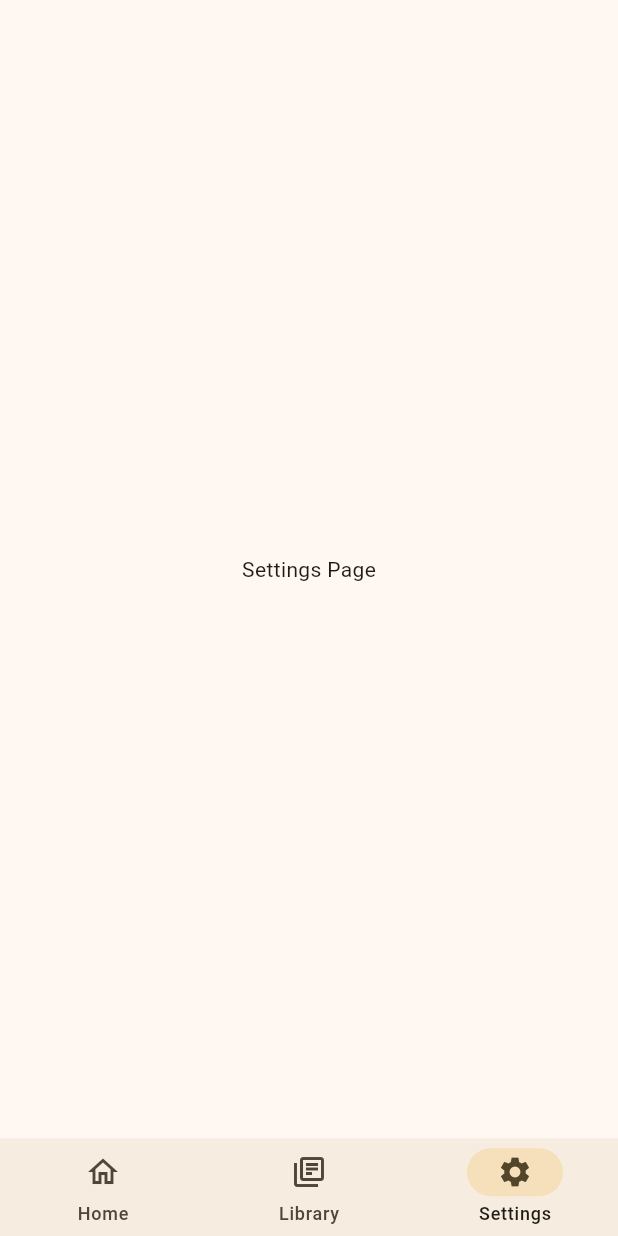
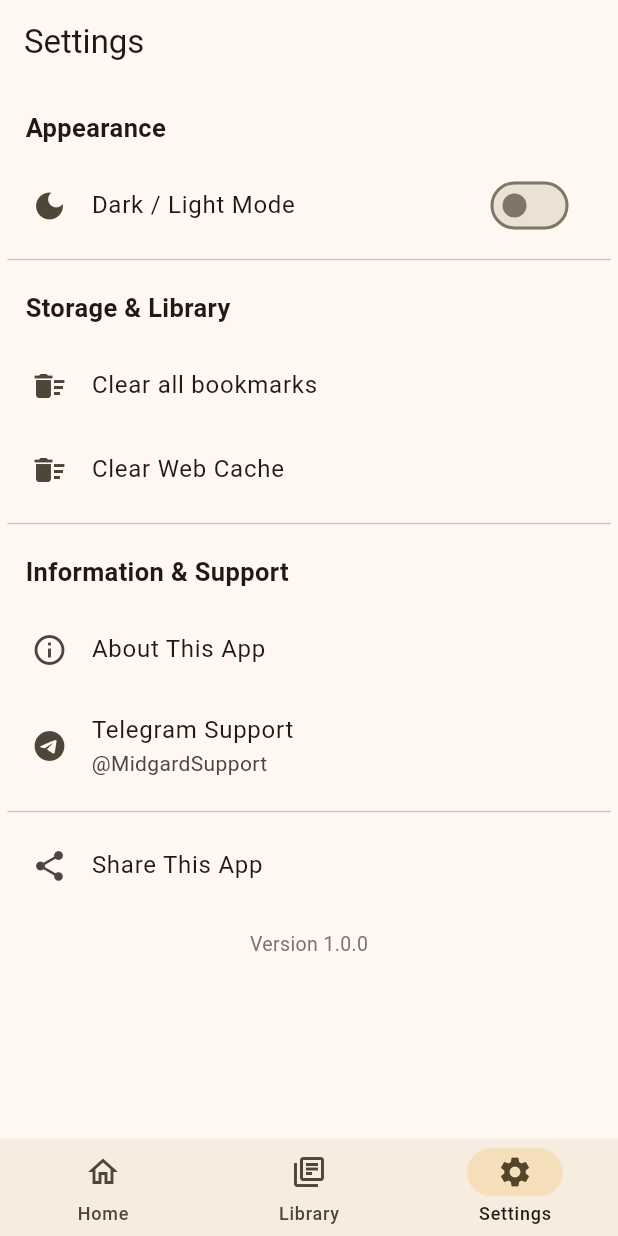
Before and after one commit to god-wendigo/midgard-webviewapp, a Flutter app: the screen it shows after launch, item 3 of the bottom bar chosen, on a phone screen of 412 x 824 dp. Run offline on Flutter 3.47's test engine with Material 3 defaults, Android fonts, the phone set to English and light mode, and no system bars; our stand-ins replace package_info_plus, share_plus, shared_preferences, webview_flutter.

Commit message:
screenshot and setting page

```diff
--- a/lib/ui/screens/settings_screen.dart
+++ b/lib/ui/screens/settings_screen.dart
@@ -1,10 +1,169 @@
 import 'package:flutter/material.dart';
+import 'package:share_plus/share_plus.dart';
+import 'package:url_launcher/url_launcher.dart';
+import 'package:package_info_plus/package_info_plus.dart';
+import '../../service/bookmark_service.dart';
+import 'about_screen.dart';
+import '../widgets/bottom_nav_bar.dart';
 
-class SettingsScreen extends StatelessWidget {
+class SettingsScreen extends StatefulWidget {
   const SettingsScreen({super.key});
 
   @override
+  State<SettingsScreen> createState() => _SettingsScreenState();
+}
+
+class _SettingsScreenState extends State<SettingsScreen> {
+  bool darkMode = false;
+  String version = "—";
+
+  @override
+  void initState() {
+    super.initState();
+    loadAppInfo();
+  }
+
+  Future<void> loadAppInfo() async {
+    PackageInfo info = await PackageInfo.fromPlatform();
+    setState(() => version = info.version);
+  }
+
+  //🌗 Animated Theme Switch — uses Overlay fade
+  void toggleTheme() async {
+    OverlayEntry overlay = OverlayEntry(
+      builder: (_) => AnimatedOpacity(
+        opacity: 0.9,
+        duration: const Duration(milliseconds: 500),
+        child: Container(color: Colors.black),
+      ),
+    );
+
+    Overlay.of(context).insert(overlay);
+
+    await Future.delayed(const Duration(milliseconds: 350));
+    setState(() => darkMode = !darkMode);
+
+    await Future.delayed(const Duration(milliseconds: 300));
+    overlay.remove();
+  }
+
+  void contactTelegram() => launchUrl(Uri.parse("https://t.me/MidgardSupport"),
+      mode: LaunchMode.externalApplication);
+
+  void contactEmail() => launchUrl(
+      Uri.parse("mailto:support@midgard.com?subject=Support Request"));
+
+  void clearBookmarks() async {
+    await BookmarkService.clearAll();
+    ScaffoldMessenger.of(context).showSnackBar(
+      const SnackBar(content: Text("All bookmarks removed")),
+    );
+  }
+
+  Future<void> clearCache() async {
+    // later: use WebViewController.clearCache();
+    ScaffoldMessenger.of(context).showSnackBar(
+      const SnackBar(content: Text("Cache wiped")),
+    );
+  }
+
+  void shareApp() =>
+      Share.share("Download Midgard App — https://midgardtranslation.org");
+
+  @override
   Widget build(BuildContext context) {
-    return const Center(child: Text("Settings Page"));
+    return Scaffold(
+      appBar: AppBar(title: const Text("Settings")),
+      body: ListView(
+        padding: const EdgeInsets.all(5),
+        children: [
+          //================ APPEARANCE ================
+          const Padding(
+            padding: EdgeInsets.all(12),
+            child: Text("Appearance",
+                style: TextStyle(fontSize: 17, fontWeight: FontWeight.bold)),
+          ),
+
+          ListTile(
+            leading: const Icon(Icons.dark_mode),
+            title: const Text("Dark / Light Mode"),
+            trailing: Switch(value: darkMode, onChanged: (_) => toggleTheme()),
+          ),
+
+          const Divider(),
+
+          //================ BOOKMARK + STORAGE =================
+          const Padding(
+            padding: EdgeInsets.all(12),
+            child: Text("Storage & Library",
+                style: TextStyle(fontSize: 17, fontWeight: FontWeight.bold)),
+          ),
+
+          ListTile(
+            leading: const Icon(Icons.delete_sweep),
+            title: const Text("Clear all bookmarks"),
+            onTap: clearBookmarks,
+          ),
+
+          ListTile(
+            leading: const Icon(Icons.delete_sweep),
+            title: const Text("Clear Web Cache"),
+            onTap: () async {
+              final web = MidgardBottomNav.webViewKey.currentState;
+
+              if (web == null) {
+                ScaffoldMessenger.of(context).showSnackBar(
+                    const SnackBar(content: Text("WebView not active yet!")));
+                return;
+              }
+
+              await web.clearCache();
+              ScaffoldMessenger.of(context).showSnackBar(const SnackBar(
+                  content: Text("Web cache cleared successfully!")));
+            },
+          ),
+
+          const Divider(),
+
+          //================ INFO =================
+          const Padding(
+            padding: EdgeInsets.all(12),
+            child: Text("Information & Support",
+                style: TextStyle(fontSize: 17, fontWeight: FontWeight.bold)),
+          ),
+
+          ListTile(
+            leading: const Icon(Icons.info_outline),
+            title: const Text("About This App"),
+            onTap: () => Navigator.push(context,
+                MaterialPageRoute(builder: (_) => const AboutScreen())),
+          ),
+
+          ListTile(
+            leading: const Icon(Icons.telegram),
+            title: const Text("Telegram Support"),
+            subtitle: const Text("@MidgardSupport"),
+            onTap: contactTelegram,
+          ),
+
+          const Divider(),
+
+          //================ SHARE ================
+          ListTile(
+            leading: const Icon(Icons.share),
+            title: const Text("Share This App"),
+            onTap: shareApp,
+          ),
+
+          Padding(
+            padding: const EdgeInsets.all(15),
+            child: Center(
+              child: Text("Version $version",
+                  style: TextStyle(fontSize: 13, color: Colors.grey[600])),
+            ),
+          )
+        ],
+      ),
+    );
   }
 }
--- a/lib/ui/screens/webview_screen.dart
+++ b/lib/ui/screens/webview_screen.dart
@@ -26,7 +26,7 @@ class WebViewScreenState extends State<WebViewScreen> {
     controller = WebViewController()
       ..setJavaScriptMode(JavaScriptMode.unrestricted)
       ..setBackgroundColor(Colors.transparent)
-      ..setUserAgent('MyCustomUserAgent/1.0') // <-- Your custom User-Agent
+      ..setUserAgent('Midgard/1.0') // <-- Your custom User-Agent
       ..setNavigationDelegate(
         NavigationDelegate(
           onPageStarted: (url) {
@@ -102,6 +102,10 @@ class WebViewScreenState extends State<WebViewScreen> {
     }
   }
 
+  Future<void> clearCache() async {
+    await controller.clearCache();
+  }
+
   @override
   Widget build(BuildContext context) {
     return Scaffold(
--- a/pubspec.yaml
+++ b/pubspec.yaml
@@ -11,6 +11,11 @@ dependencies:
     sdk: flutter
   shared_preferences: ^2.2.2
   webview_flutter: ^4.7.0    # WebView
+  url_launcher: ^6.3.0
+  share_plus: ^10.0.0
+  package_info_plus: ^8.0.0
+
+
   #cupertino_icons: ^1.0.6     # iOS icon pack (optional)
 
 dev_dependencies:
```
Also changed, not shown: lib/core/webview_controller.dart (deleted, +0 -19 lines), lib/service/bookmark_service.dart (+13 -21 lines), lib/ui/screens/about_screen.dart (added, +33 -0 lines), pubspec.lock, 5 other files.
